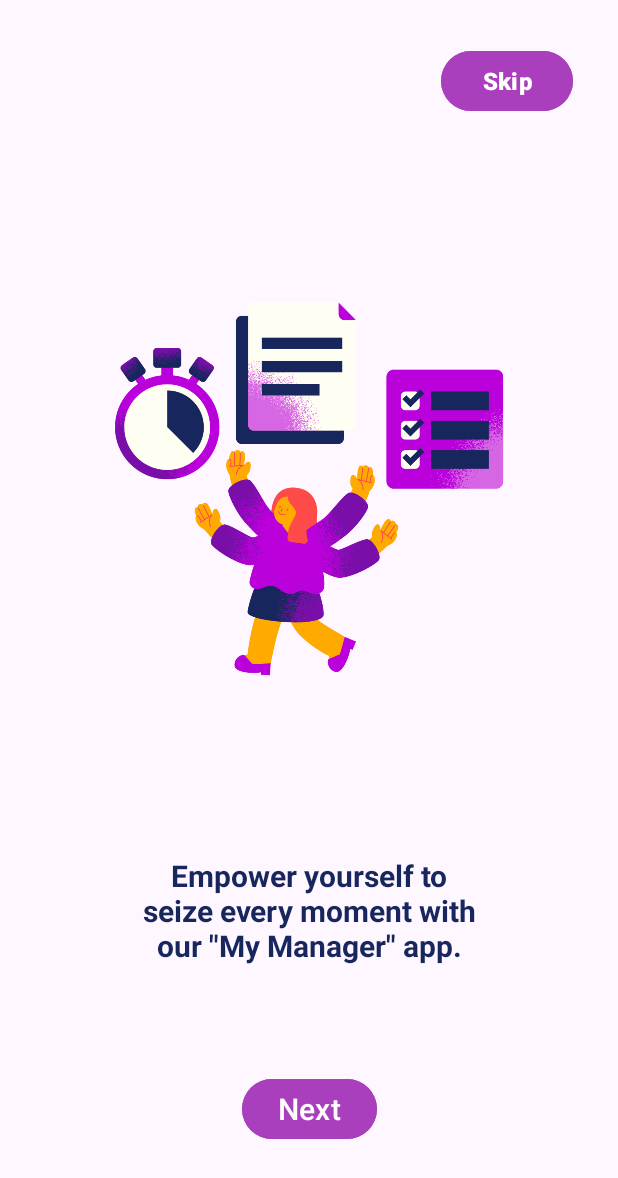
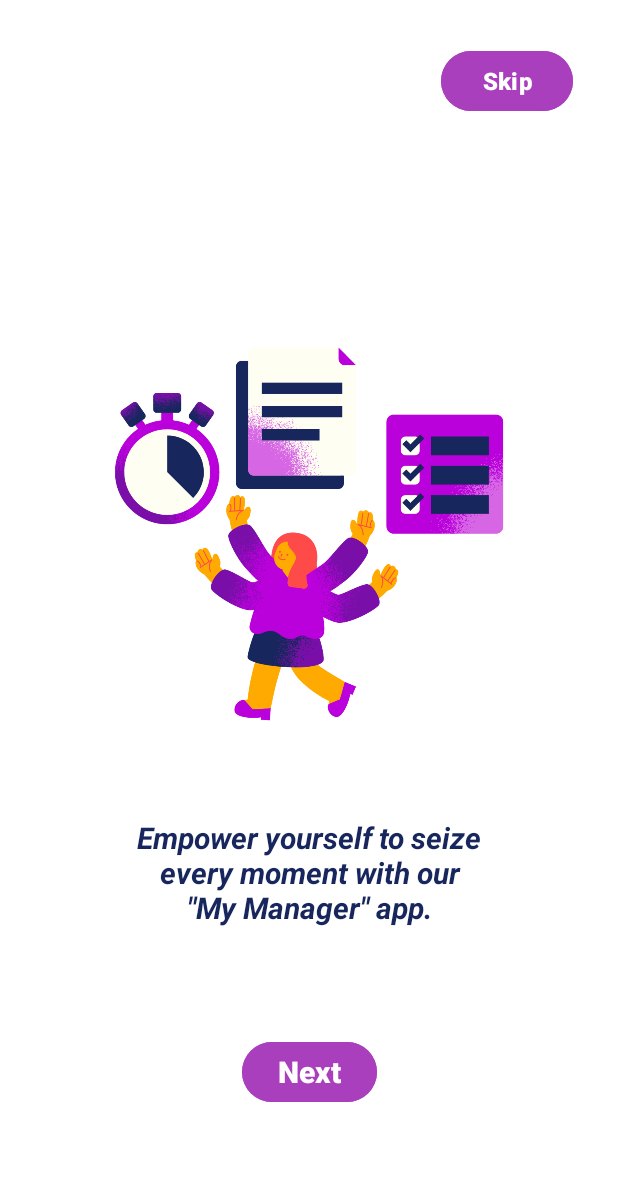
Before and after one commit to Kavishka-Rajapaksha/My-Manager, an Android app: the screen it shows after launch (OnboardActivity01), on a phone screen of 412 x 824 dp. Shown: the top 1178 px of the screen. Run offline under Robolectric (Android 15) with nearby library versions, the phone set to English and light mode, and no system bars.

Commit message:
second screen

```diff
--- a/app/src/main/AndroidManifest.xml
+++ b/app/src/main/AndroidManifest.xml
@@ -13,6 +13,12 @@
         android:theme="@style/Theme.MyManager"
         tools:targetApi="31">
         <activity
+            android:name=".loginActivity"
+            android:exported="false" />
+        <activity
+            android:name=".OnboardActivity02"
+            android:exported="false" />
+        <activity
             android:name=".OnboardActivity01"
             android:exported="false" />
         <activity
--- a/app/src/main/java/com/example/mymanager/OnboardActivity01.kt
+++ b/app/src/main/java/com/example/mymanager/OnboardActivity01.kt
@@ -2,10 +2,35 @@
 
 import androidx.appcompat.app.AppCompatActivity
 import android.os.Bundle
+import android.content.Intent
+import android.widget.Button
 
 class OnboardActivity01 : AppCompatActivity() {
     override fun onCreate(savedInstanceState: Bundle?) {
         super.onCreate(savedInstanceState)
         setContentView(R.layout.activity_onboard01)
+
+        // Skip button click listener
+        val skipButton: Button = findViewById(R.id.button)
+        skipButton.setOnClickListener {
+            navigateToLoginActivity()
+        }
+
+        // Next button click listener
+        val nextButton: Button = findViewById(R.id.button2)
+        nextButton.setOnClickListener {
+            navigateToOnboardActivity02()
+        }
+    }
+
+    private fun navigateToLoginActivity() {
+        val intent = Intent(this, loginActivity::class.java)
+        startActivity(intent)
+        finish() // Finish this activity to prevent going back to it
+    }
+
+    private fun navigateToOnboardActivity02() {
+        val intent = Intent(this, OnboardActivity02::class.java)
+        startActivity(intent)
     }
 }
--- a/app/src/main/res/layout/activity_onboard01.xml
+++ b/app/src/main/res/layout/activity_onboard01.xml
@@ -4,7 +4,7 @@
     xmlns:tools="http://schemas.android.com/tools"
     android:layout_width="match_parent"
     android:layout_height="match_parent"
-    android:backgroundTint="#FFFFFF"
+    android:background="#FFFFFF"
     tools:context=".OnboardActivity01">
 
     <ImageView
@@ -12,16 +12,14 @@
         android:layout_width="268dp"
         android:layout_height="481dp"
         android:layout_marginStart="71dp"
-        android:layout_marginTop="85dp"
         android:layout_marginEnd="72dp"
-        android:layout_marginBottom="165dp"
         android:backgroundTint="#FFFFFF"
         app:layout_constraintBottom_toBottomOf="parent"
         app:layout_constraintEnd_toEndOf="parent"
         app:layout_constraintHorizontal_bias="0.5"
         app:layout_constraintStart_toStartOf="parent"
         app:layout_constraintTop_toTopOf="parent"
-        app:layout_constraintVertical_bias="0.0"
+        app:layout_constraintVertical_bias="0.336"
         app:srcCompat="@drawable/on01" />
 
     <TextView
@@ -34,12 +32,12 @@
         android:text="Empower yourself to seize every moment with our &quot;My Manager&quot; app."
         android:textColor="#17265C"
         android:textSize="20sp"
-        android:textStyle="bold"
+        android:textStyle="bold|italic"
         app:layout_constraintBottom_toBottomOf="parent"
         app:layout_constraintEnd_toEndOf="parent"
         app:layout_constraintStart_toStartOf="parent"
         app:layout_constraintTop_toTopOf="parent"
-        app:layout_constraintVertical_bias="0.778" />
+        app:layout_constraintVertical_bias="0.742" />
 
     <Button
         android:id="@+id/button"
@@ -47,6 +45,7 @@
         android:layout_height="wrap_content"
         android:backgroundTint="#A93FBC"
         android:text="Skip"
+        android:textColor="#FFFFFF"
         android:textSize="16sp"
         android:textStyle="bold"
         app:layout_constraintBottom_toBottomOf="parent"
@@ -62,10 +61,12 @@
         android:layout_height="wrap_content"
         android:backgroundTint="#A93FBC"
         android:text="Next"
+        android:textColor="#FFFFFF"
         android:textSize="20sp"
+        android:textStyle="bold"
         app:layout_constraintBottom_toBottomOf="parent"
         app:layout_constraintEnd_toEndOf="parent"
         app:layout_constraintStart_toStartOf="parent"
         app:layout_constraintTop_toBottomOf="@+id/textView3"
-        app:layout_constraintVertical_bias="0.436" />
+        app:layout_constraintVertical_bias="0.362" />
 </androidx.constraintlayout.widget.ConstraintLayout>
```
Also changed, not shown: app/src/main/java/com/example/mymanager/OnboardActivity02.kt (added, +11 -0 lines), app/src/main/java/com/example/mymanager/loginActivity.kt (added, +11 -0 lines), app/src/main/res/layout/activity_login.xml (added, +23 -0 lines), app/src/main/res/layout/activity_onboard02.xml (added, +10 -0 lines).
